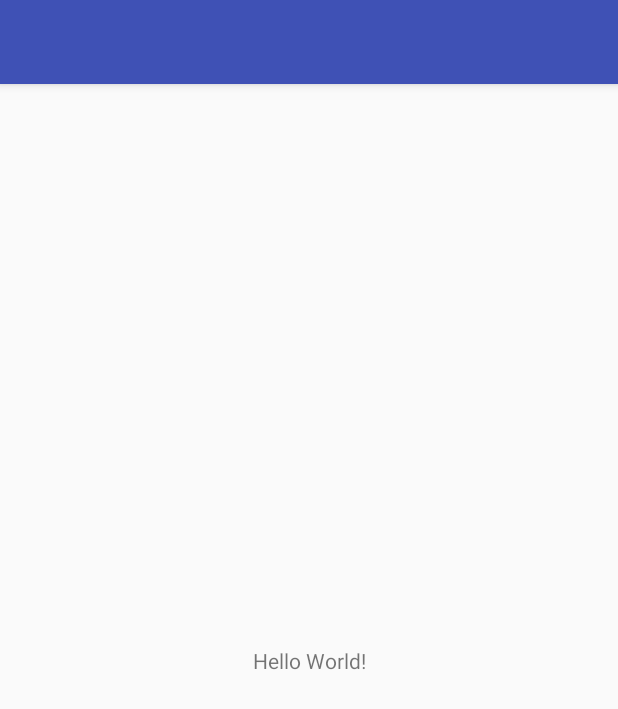
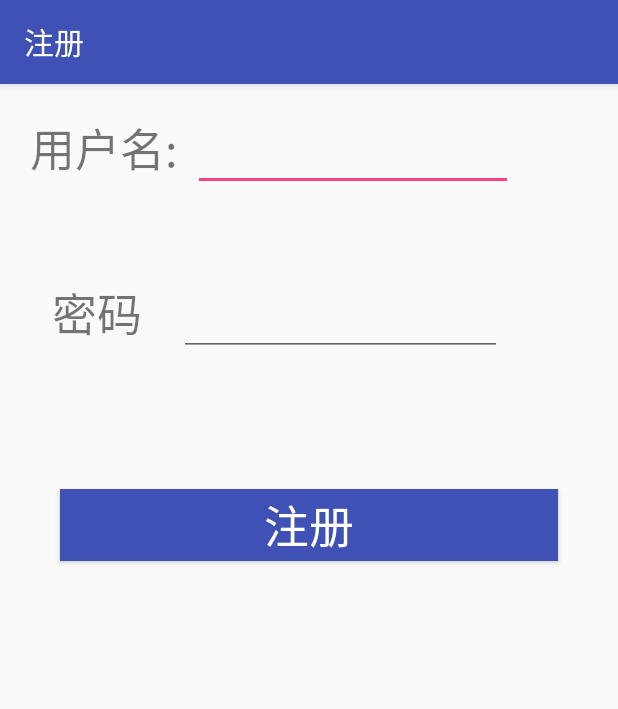
Before and after one commit to SE-Project-Group/Android_App, an Android app: the screen it shows after launch (LogInActivity), on a phone screen of 412 x 824 dp. Shown: the top 709 px of the screen. Run offline under Robolectric (Android 15) with nearby library versions, the light colour scheme and no system bars.

Commit message:
logIn page

```diff
--- a/Android_App/app/build.gradle
+++ b/Android_App/app/build.gradle
@@ -27,4 +27,6 @@ dependencies {
     compile 'com.android.support:appcompat-v7:25.3.0'
     compile 'com.android.support.constraint:constraint-layout:1.0.2'
     testCompile 'junit:junit:4.12'
+    compile 'com.ashokvarma.android:bottom-navigation-bar:1.4.1'
+
 }
--- a/Android_App/app/src/main/AndroidManifest.xml
+++ b/Android_App/app/src/main/AndroidManifest.xml
@@ -9,13 +9,16 @@
         android:roundIcon="@mipmap/ic_launcher_round"
         android:supportsRtl="true"
         android:theme="@style/AppTheme">
-        <activity android:name=".LogInActivity">
+        <activity
+            android:name=".LogInActivity"
+            android:label="注册">
             <intent-filter>
                 <action android:name="android.intent.action.MAIN" />
 
                 <category android:name="android.intent.category.LAUNCHER" />
             </intent-filter>
         </activity>
+        <activity android:name=".HomeActivity"></activity>
     </application>
 
 </manifest>
--- a/Android_App/app/src/main/res/layout/activity_log_in.xml
+++ b/Android_App/app/src/main/res/layout/activity_log_in.xml
@@ -1,18 +1,63 @@
 <?xml version="1.0" encoding="utf-8"?>
-<android.support.constraint.ConstraintLayout xmlns:android="http://schemas.android.com/apk/res/android"
+<LinearLayout xmlns:android="http://schemas.android.com/apk/res/android"
     xmlns:app="http://schemas.android.com/apk/res-auto"
-    xmlns:tools="http://schemas.android.com/tools"
     android:layout_width="match_parent"
     android:layout_height="match_parent"
-    tools:context="com.example.android.android_app.LogInActivity">
+    android:orientation="vertical">
 
-    <TextView
-        android:layout_width="wrap_content"
+    <LinearLayout
+        android:layout_marginLeft="20dp"
+        android:layout_width="match_parent"
+        android:layout_height="90dp"
+        android:orientation="horizontal"
+        android:weightSum="1"
+        android:layout_marginTop="20dp">
+        <TextView
+            android:layout_width="wrap_content"
+            android:layout_height="wrap_content"
+            android:text="用户名:"
+            android:textSize="30dp"/>
+        <EditText
+            android:id="@+id/user_name"
+            android:layout_width="190dp"
+            android:layout_height="wrap_content"
+            android:layout_marginLeft="10dp"
+            android:layout_weight="0.25" />
+    </LinearLayout>
+
+    <LinearLayout
+        android:layout_marginLeft="20dp"
+        android:layout_width="match_parent"
+        android:layout_height="90dp"
+        android:orientation="horizontal"
+        android:weightSum="1"
+        android:layout_marginTop="20dp">
+        <TextView
+            android:layout_width="wrap_content"
+            android:layout_height="wrap_content"
+            android:text="  密码  "
+            android:textSize="30dp"/>
+        <EditText
+            android:id="@+id/password"
+            android:layout_width="190dp"
+            android:layout_height="wrap_content"
+            android:layout_marginLeft="10dp"
+            android:layout_weight="0.25"
+            android:inputType="textPassword"/>
+    </LinearLayout>
+
+    <Button
+        android:id="@+id/login_btn"
+        android:layout_width="match_parent"
         android:layout_height="wrap_content"
-        android:text="Hello World!"
-        app:layout_constraintBottom_toBottomOf="parent"
-        app:layout_constraintLeft_toLeftOf="parent"
-        app:layout_constraintRight_toRightOf="parent"
-        app:layout_constraintTop_toTopOf="parent" />
+        android:layout_marginTop="50dp"
+        android:layout_marginLeft="40dp"
+        android:layout_marginRight="40dp"
+        android:background="#3F51B5"
+        android:text="注册"
+        android:textSize="30dp"
+        android:textAlignment="center"
+        android:textColor="@android:color/white" />
 
-</android.support.constraint.ConstraintLayout>
+
+</LinearLayout>
```
Also changed, not shown: Android_App/app/src/main/java/com/example/android/android_app/ButtomNavigator.java (added, +17 -0 lines), Android_App/app/src/main/java/com/example/android/android_app/HomeActivity.java (added, +13 -0 lines), Android_App/app/src/main/java/com/example/android/android_app/LogInActivity.java (+34 -0 lines), Android_App/app/src/main/res/layout/activity_home.xml (added, +10 -0 lines), Android_App/app/src/main/res/layout/bottom_navigator.xml (added, +15 -0 lines).
